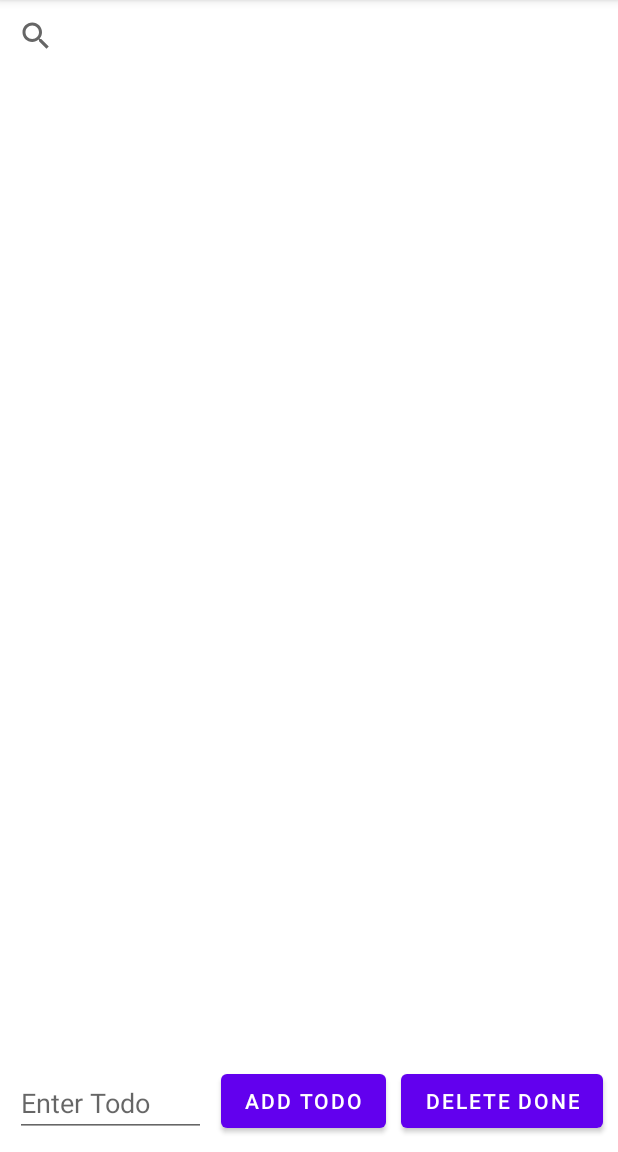
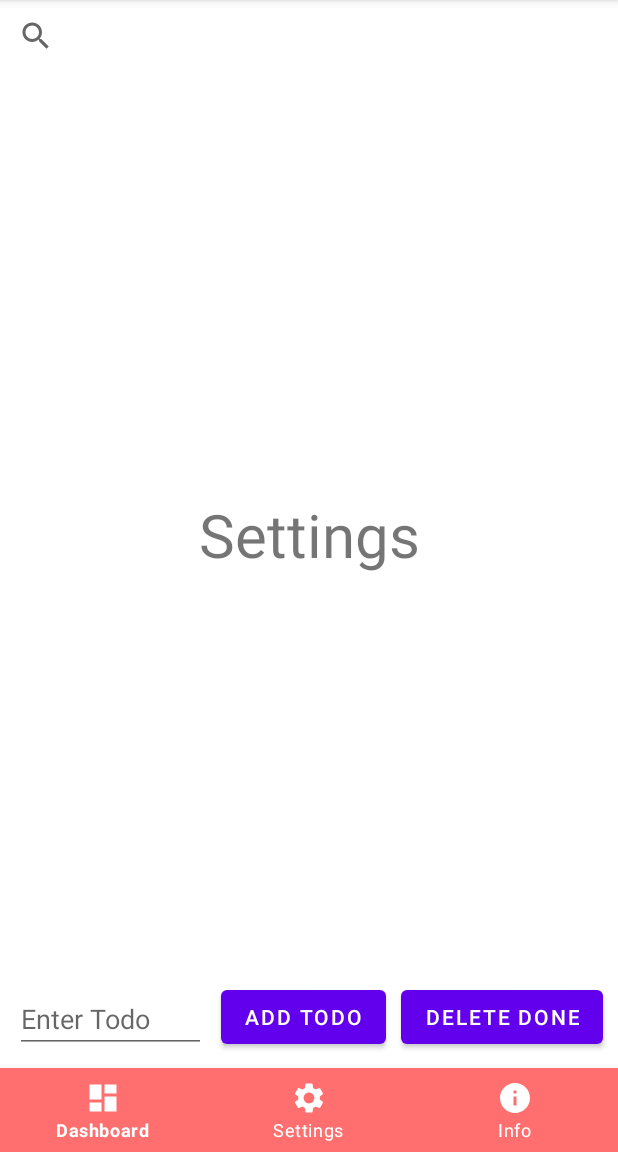
Before and after one commit to glower47/kotlin-project, an Android app: the screen it shows after launch (MainActivity), on a phone screen of 412 x 824 dp, the part 84-1236 px from its top. Run offline under Robolectric (Android 15) with nearby library versions, the phone set to English and light mode, and no system bars.

Commit message:
bottom navigation bar

```diff
--- a/app/build.gradle
+++ b/app/build.gradle
@@ -46,6 +46,7 @@ dependencies {
     implementation 'androidx.constraintlayout:constraintlayout:2.1.3'
     implementation 'androidx.navigation:navigation-fragment-ktx:2.4.2'
     implementation 'androidx.navigation:navigation-ui-ktx:2.4.2'
+    implementation 'androidx.legacy:legacy-support-v4:1.0.0'
     testImplementation 'junit:junit:4.13.2'
     androidTestImplementation 'androidx.test.ext:junit:1.1.3'
     androidTestImplementation 'androidx.test.espresso:espresso-core:3.4.0'
--- a/app/src/main/java/com/example/tutorialkotlin/MainActivity.kt
+++ b/app/src/main/java/com/example/tutorialkotlin/MainActivity.kt
@@ -7,22 +7,39 @@ import android.os.Environment
 import android.provider.MediaStore
 import android.widget.SearchView
 import androidx.core.content.FileProvider
+import androidx.fragment.app.Fragment
 import androidx.navigation.Navigation.findNavController
 import androidx.recyclerview.widget.LinearLayoutManager
 import kotlinx.android.synthetic.main.activity_main.*
-import com.example.tutorialkotlin.databinding.ActivityMainBinding
+import com.example.tutorialkotlin.fragments.DashboardFragment
+import com.example.tutorialkotlin.fragments.InfoFragment
+import com.example.tutorialkotlin.fragments.SettingsFragment
+import kotlinx.android.synthetic.main.fragment_dashboard.*
 import java.io.File
 
 class MainActivity : AppCompatActivity() {
 
     private lateinit var todoAdapter: TodoAdapter
-    private lateinit var binding: ActivityMainBinding
+
+    private val dashboardFragment = DashboardFragment();
+    private val settingsFragment = SettingsFragment();
+    private val infoFragment = InfoFragment();
 
 
     override fun onCreate(savedInstanceState: Bundle?) {
         super.onCreate(savedInstanceState)
         setContentView(R.layout.activity_main)
+        replaceFragment(settingsFragment)
         todoAdapter = TodoAdapter(mutableListOf(), mutableListOf())
+
+        bottom_navigation.setOnNavigationItemSelectedListener {
+            when(it.itemId){
+                R.id.ic_dashboard -> replaceFragment(dashboardFragment)
+                R.id.ic_settings -> replaceFragment(settingsFragment)
+                R.id.ic_info -> replaceFragment(infoFragment)
+            }
+            true
+        }
 
         rvTodoItems.adapter = todoAdapter
         rvTodoItems.layoutManager = LinearLayoutManager(this)
@@ -62,6 +79,14 @@ class MainActivity : AppCompatActivity() {
         }
     }
 
+    private fun replaceFragment(fragment: Fragment){
+        if(fragment != null){
+            val transaction = supportFragmentManager.beginTransaction()
+            transaction.replace(R.id.fragment_container, fragment)
+            transaction.commit()
+        }
+    }
+
 //    override fun onSupportNavigateUp() =
 //        findNavController(this, R.id.navHostFragment).navigateUp()
 
--- /dev/null
+++ b/app/src/main/java/com/example/tutorialkotlin/fragments/DashboardFragment.kt
@@ -0,0 +1,60 @@
+package com.example.tutorialkotlin.fragments
+
+import android.os.Bundle
+import androidx.fragment.app.Fragment
+import android.view.LayoutInflater
+import android.view.View
+import android.view.ViewGroup
+import com.example.tutorialkotlin.R
+
+// TODO: Rename parameter arguments, choose names that match
+// the fragment initialization parameters, e.g. ARG_ITEM_NUMBER
+private const val ARG_PARAM1 = "param1"
+private const val ARG_PARAM2 = "param2"
+
+/**
+ * A simple [Fragment] subclass.
+ * Use the [DashboardFragment.newInstance] factory method to
+ * create an instance of this fragment.
+ */
+class DashboardFragment : Fragment() {
+    // TODO: Rename and change types of parameters
+    private var param1: String? = null
+    private var param2: String? = null
+
+    override fun onCreate(savedInstanceState: Bundle?) {
+        super.onCreate(savedInstanceState)
+        arguments?.let {
+            param1 = it.getString(ARG_PARAM1)
+            param2 = it.getString(ARG_PARAM2)
+        }
+    }
+
+    override fun onCreateView(
+        inflater: LayoutInflater, container: ViewGroup?,
+        savedInstanceState: Bundle?
+    ): View? {
+        // Inflate the layout for this fragment
+        return inflater.inflate(R.layout.fragment_dashboard, container, false)
+    }
+
+    companion object {
+        /**
+         * Use this factory method to create a new instance of
+         * this fragment using the provided parameters.
+         *
+         * @param param1 Parameter 1.
+         * @param param2 Parameter 2.
+         * @return A new instance of fragment DashboardFragment.
+         */
+        // TODO: Rename and change types and number of parameters
+        @JvmStatic
+        fun newInstance(param1: String, param2: String) =
+            DashboardFragment().apply {
+                arguments = Bundle().apply {
+                    putString(ARG_PARAM1, param1)
+                    putString(ARG_PARAM2, param2)
+                }
+            }
+    }
+}
--- /dev/null
+++ b/app/src/main/java/com/example/tutorialkotlin/fragments/InfoFragment.kt
@@ -0,0 +1,60 @@
+package com.example.tutorialkotlin.fragments
+
+import android.os.Bundle
+import androidx.fragment.app.Fragment
+import android.view.LayoutInflater
+import android.view.View
+import android.view.ViewGroup
+import com.example.tutorialkotlin.R
+
+// TODO: Rename parameter arguments, choose names that match
+// the fragment initialization parameters, e.g. ARG_ITEM_NUMBER
+private const val ARG_PARAM1 = "param1"
+private const val ARG_PARAM2 = "param2"
+
+/**
+ * A simple [Fragment] subclass.
+ * Use the [InfoFragment.newInstance] factory method to
+ * create an instance of this fragment.
+ */
+class InfoFragment : Fragment() {
+    // TODO: Rename and change types of parameters
+    private var param1: String? = null
+    private var param2: String? = null
+
+    override fun onCreate(savedInstanceState: Bundle?) {
+        super.onCreate(savedInstanceState)
+        arguments?.let {
+            param1 = it.getString(ARG_PARAM1)
+            param2 = it.getString(ARG_PARAM2)
+        }
+    }
+
+    override fun onCreateView(
+        inflater: LayoutInflater, container: ViewGroup?,
+        savedInstanceState: Bundle?
+    ): View? {
+        // Inflate the layout for this fragment
+        return inflater.inflate(R.layout.fragment_info, container, false)
+    }
+
+    companion object {
+        /**
+         * Use this factory method to create a new instance of
+         * this fragment using the provided parameters.
+         *
+         * @param param1 Parameter 1.
+         * @param param2 Parameter 2.
+         * @return A new instance of fragment InfoFragment.
+         */
+        // TODO: Rename and change types and number of parameters
+        @JvmStatic
+        fun newInstance(param1: String, param2: String) =
+            InfoFragment().apply {
+                arguments = Bundle().apply {
+                    putString(ARG_PARAM1, param1)
+                    putString(ARG_PARAM2, param2)
+                }
+            }
+    }
+}
--- /dev/null
+++ b/app/src/main/java/com/example/tutorialkotlin/fragments/SettingsFragment.kt
@@ -0,0 +1,60 @@
+package com.example.tutorialkotlin.fragments
+
+import android.os.Bundle
+import androidx.fragment.app.Fragment
+import android.view.LayoutInflater
+import android.view.View
+import android.view.ViewGroup
+import com.example.tutorialkotlin.R
+
+// TODO: Rename parameter arguments, choose names that match
+// the fragment initialization parameters, e.g. ARG_ITEM_NUMBER
+private const val ARG_PARAM1 = "param1"
+private const val ARG_PARAM2 = "param2"
+
+/**
+ * A simple [Fragment] subclass.
+ * Use the [SettingsFragment.newInstance] factory method to
+ * create an instance of this fragment.
+ */
+class SettingsFragment : Fragment() {
+    // TODO: Rename and change types of parameters
+    private var param1: String? = null
+    private var param2: String? = null
+
+    override fun onCreate(savedInstanceState: Bundle?) {
+        super.onCreate(savedInstanceState)
+        arguments?.let {
+            param1 = it.getString(ARG_PARAM1)
+            param2 = it.getString(ARG_PARAM2)
+        }
+    }
+
+    override fun onCreateView(
+        inflater: LayoutInflater, container: ViewGroup?,
+        savedInstanceState: Bundle?
+    ): View? {
+        // Inflate the layout for this fragment
+        return inflater.inflate(R.layout.fragment_settings, container, false)
+    }
+
+    companion object {
+        /**
+         * Use this factory method to create a new instance of
+         * this fragment using the provided parameters.
+         *
+         * @param param1 Parameter 1.
+         * @param param2 Parameter 2.
+         * @return A new instance of fragment SettingsFragment.
+         */
+        // TODO: Rename and change types and number of parameters
+        @JvmStatic
+        fun newInstance(param1: String, param2: String) =
+            SettingsFragment().apply {
+                arguments = Bundle().apply {
+                    putString(ARG_PARAM1, param1)
+                    putString(ARG_PARAM2, param2)
+                }
+            }
+    }
+}
--- /dev/null
+++ b/app/src/main/res/drawable/ic_dashboard.xml
@@ -0,0 +1,5 @@
+<vector android:height="24dp" android:tint="#FFFFFF"
+    android:viewportHeight="24" android:viewportWidth="24"
+    android:width="24dp" xmlns:android="http://schemas.android.com/apk/res/android">
+    <path android:fillColor="@android:color/white" android:pathData="M3,13h8L11,3L3,3v10zM3,21h8v-6L3,15v6zM13,21h8L21,11h-8v10zM13,3v6h8L21,3h-8z"/>
+</vector>
--- /dev/null
+++ b/app/src/main/res/drawable/ic_info.xml
@@ -0,0 +1,5 @@
+<vector android:height="24dp" android:tint="#FFFFFF"
+    android:viewportHeight="24" android:viewportWidth="24"
+    android:width="24dp" xmlns:android="http://schemas.android.com/apk/res/android">
+    <path android:fillColor="@android:color/white" android:pathData="M12,2C6.48,2 2,6.48 2,12s4.48,10 10,10 10,-4.48 10,-10S17.52,2 12,2zM13,17h-2v-6h2v6zM13,9h-2L11,7h2v2z"/>
+</vector>
--- /dev/null
+++ b/app/src/main/res/drawable/ic_settings.xml
@@ -0,0 +1,5 @@
+<vector android:height="24dp" android:tint="#FFFFFF"
+    android:viewportHeight="24" android:viewportWidth="24"
+    android:width="24dp" xmlns:android="http://schemas.android.com/apk/res/android">
+    <path android:fillColor="@android:color/white" android:pathData="M19.14,12.94c0.04,-0.3 0.06,-0.61 0.06,-0.94c0,-0.32 -0.02,-0.64 -0.07,-0.94l2.03,-1.58c0.18,-0.14 0.23,-0.41 0.12,-0.61l-1.92,-3.32c-0.12,-0.22 -0.37,-0.29 -0.59,-0.22l-2.39,0.96c-0.5,-0.38 -1.03,-0.7 -1.62,-0.94L14.4,2.81c-0.04,-0.24 -0.24,-0.41 -0.48,-0.41h-3.84c-0.24,0 -0.43,0.17 -0.47,0.41L9.25,5.35C8.66,5.59 8.12,5.92 7.63,6.29L5.24,5.33c-0.22,-0.08 -0.47,0 -0.59,0.22L2.74,8.87C2.62,9.08 2.66,9.34 2.86,9.48l2.03,1.58C4.84,11.36 4.8,11.69 4.8,12s0.02,0.64 0.07,0.94l-2.03,1.58c-0.18,0.14 -0.23,0.41 -0.12,0.61l1.92,3.32c0.12,0.22 0.37,0.29 0.59,0.22l2.39,-0.96c0.5,0.38 1.03,0.7 1.62,0.94l0.36,2.54c0.05,0.24 0.24,0.41 0.48,0.41h3.84c0.24,0 0.44,-0.17 0.47,-0.41l0.36,-2.54c0.59,-0.24 1.13,-0.56 1.62,-0.94l2.39,0.96c0.22,0.08 0.47,0 0.59,-0.22l1.92,-3.32c0.12,-0.22 0.07,-0.47 -0.12,-0.61L19.14,12.94zM12,15.6c-1.98,0 -3.6,-1.62 -3.6,-3.6s1.62,-3.6 3.6,-3.6s3.6,1.62 3.6,3.6S13.98,15.6 12,15.6z"/>
+</vector>
--- a/app/src/main/res/layout/activity_main.xml
+++ b/app/src/main/res/layout/activity_main.xml
@@ -34,32 +34,14 @@
         android:id="@+id/etTodoTitle"
         android:layout_width="0dp"
         android:layout_height="wrap_content"
+        android:layout_margin="10dp"
+        android:autofillHints="merge frate"
         android:hint="Enter Todo"
-        android:layout_margin="10dp"
-        app:layout_constraintBottom_toBottomOf="parent"
+        app:layout_constraintBottom_toTopOf="@+id/bottom_navigation"
         app:layout_constraintEnd_toStartOf="@+id/btnAddTodo"
-        app:layout_constraintStart_toStartOf="parent"
-        android:autofillHints="merge frate" />
+        app:layout_constraintStart_toStartOf="parent" />
 
-    <Button
-        android:id="@+id/btnAddTodo"
-        android:layout_width="wrap_content"
-        android:layout_height="wrap_content"
-        android:layout_margin="10dp"
-        android:text="Add Todo"
-        app:layout_constraintBottom_toBottomOf="parent"
-        app:layout_constraintEnd_toStartOf="@+id/btnDeleteDoneTodos" />
-
-    <Button
-        android:id="@+id/btnDeleteDoneTodos"
-        android:layout_width="wrap_content"
-        android:layout_height="wrap_content"
-        android:layout_margin="10dp"
-        android:text="Delete Done"
-        app:layout_constraintBottom_toBottomOf="parent"
-        app:layout_constraintEnd_toEndOf="parent" />
-
-<!--    <com.google.android.material.floatingactionbutton.FloatingActionButton-->
+    <!--    <com.google.android.material.floatingactionbutton.FloatingActionButton-->
 <!--        android:id="@+id/fabCameraMenu"-->
 <!--        android:layout_width="wrap_content"-->
 <!--        android:layout_height="wrap_content"-->
@@ -68,4 +50,44 @@
 <!--        app:layout_constraintEnd_toEndOf="parent"-->
 <!--        app:layout_constraintTop_toBottomOf="@+id/svSearchTodos"-->
 <!--        app:layout_constraintVertical_bias="0.982" />-->
+
+    <Button
+        android:id="@+id/btnAddTodo"
+        android:layout_width="wrap_content"
+        android:layout_height="wrap_content"
+        android:layout_margin="10dp"
+        android:layout_marginEnd="20dp"
+        android:text="Add Todo"
+        app:layout_constraintBottom_toTopOf="@+id/bottom_navigation"
+        app:layout_constraintEnd_toStartOf="@+id/btnDeleteDoneTodos" />
+
+    <Button
+        android:id="@+id/btnDeleteDoneTodos"
+        android:layout_width="wrap_content"
+        android:layout_height="wrap_content"
+        android:layout_margin="10dp"
+        android:layout_marginEnd="16dp"
+        android:layout_marginBottom="68dp"
+        android:text="Delete Done"
+        app:layout_constraintBottom_toTopOf="@+id/bottom_navigation"
+        app:layout_constraintEnd_toEndOf="parent" />
+
+    <com.google.android.material.bottomnavigation.BottomNavigationView
+        android:id="@+id/bottom_navigation"
+        android:layout_width="match_parent"
+        android:layout_height="wrap_content"
+        android:background="#FF6F6F"
+        app:itemIconTint="#ffff"
+        app:itemTextColor="#ffff"
+        app:layout_constraintBottom_toBottomOf="parent"
+        app:layout_constraintLeft_toLeftOf="parent"
+        app:layout_constraintRight_toRightOf="parent"
+        app:menu="@menu/menu" />
+    <FrameLayout
+        android:id="@+id/fragment_container"
+        android:layout_width="match_parent"
+        android:layout_height="0dp"
+        app:layout_constraintTop_toTopOf="parent"
+        app:layout_constraintBottom_toTopOf="@+id/bottom_navigation"
+        />
 </androidx.constraintlayout.widget.ConstraintLayout>
--- /dev/null
+++ b/app/src/main/res/layout/fragment_settings.xml
@@ -0,0 +1,21 @@
+<?xml version="1.0" encoding="utf-8"?>
+<androidx.constraintlayout.widget.ConstraintLayout xmlns:android="http://schemas.android.com/apk/res/android"
+    xmlns:tools="http://schemas.android.com/tools"
+    android:layout_width="match_parent"
+    android:layout_height="match_parent"
+    xmlns:app="http://schemas.android.com/apk/res-auto"
+    tools:context=".fragments.SettingsFragment">
+
+    <!-- TODO: Update blank fragment layout -->
+    <TextView
+        android:id="@+id/settings"
+        android:layout_width="wrap_content"
+        android:layout_height="wrap_content"
+        android:text="Settings"
+        android:textSize="40sp"
+        app:layout_constraintBottom_toBottomOf="parent"
+        app:layout_constraintEnd_toEndOf="parent"
+        app:layout_constraintStart_toStartOf="parent"
+        app:layout_constraintTop_toTopOf="parent" />
+
+</androidx.constraintlayout.widget.ConstraintLayout>
--- /dev/null
+++ b/app/src/main/res/menu/menu.xml
@@ -0,0 +1,18 @@
+<?xml version="1.0" encoding="utf-8"?>
+<menu xmlns:android="http://schemas.android.com/apk/res/android">
+    <item
+        android:id="@+id/ic_dashboard"
+        android:icon="@drawable/ic_dashboard"
+        android:title="Dashboard"
+        />
+    <item
+        android:id="@+id/ic_settings"
+        android:icon="@drawable/ic_settings"
+        android:title="Settings"
+        />
+    <item
+        android:id="@+id/ic_info"
+        android:icon="@drawable/ic_info"
+        android:title="Info"
+        />
+</menu>
--- a/app/src/main/res/values/strings.xml
+++ b/app/src/main/res/values/strings.xml
@@ -1,3 +1,5 @@
 <resources>
     <string name="app_name">TutorialKotlin</string>
+    <!-- TODO: Remove or change this placeholder text -->
+    <string name="hello_blank_fragment">Hello blank fragment</string>
 </resources>
```
Also changed, not shown: app/src/main/res/layout/fragment_dashboard.xml (added, +21 -0 lines), app/src/main/res/layout/fragment_info.xml (added, +21 -0 lines).
